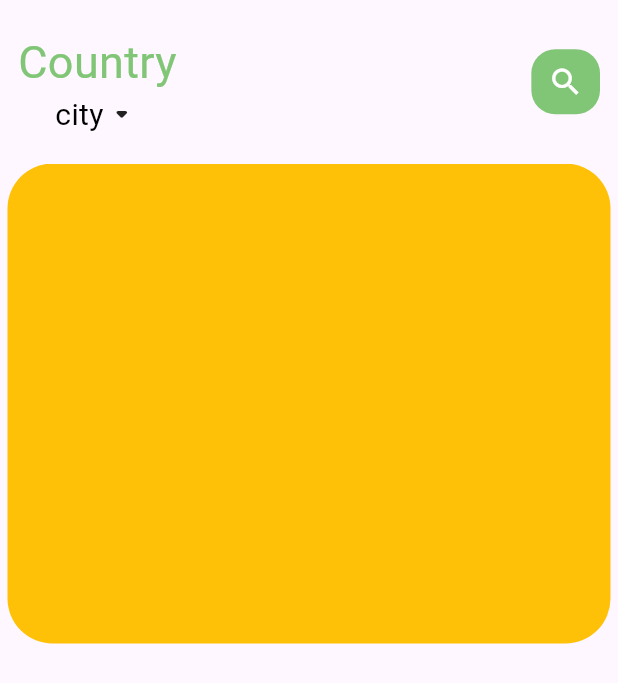
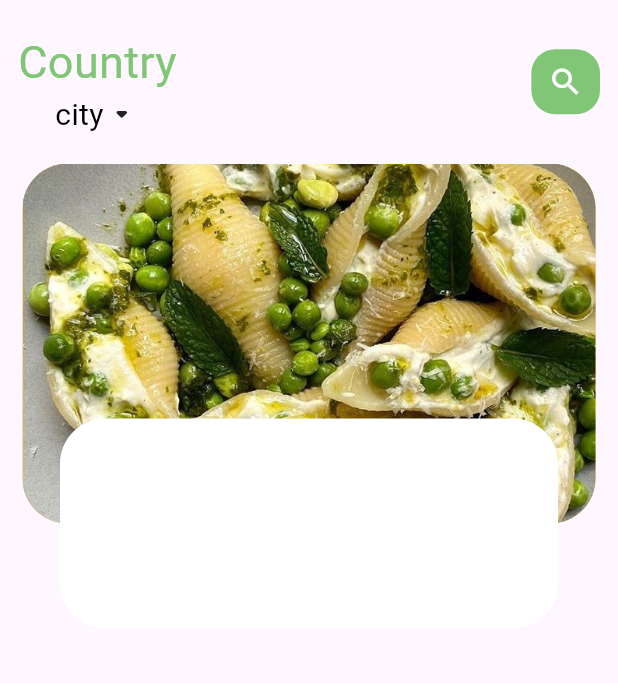
Before and after one commit to meriemDahil/Food_Delivery, a Flutter app: the screen it shows after launch, on a phone screen of 412 x 824 dp. Shown: the top 683 px of the screen. Run offline on Flutter 3.47's test engine with Material 3 defaults, Android fonts, the phone set to English and light mode, and no system bars.

Commit message:
stack page view

```diff
--- a/lib/presentation/screens/food_slider.dart
+++ b/lib/presentation/screens/food_slider.dart
@@ -1,5 +1,6 @@
 
 import 'package:flutter/material.dart';
+import 'package:flutter/widgets.dart';
 
 class FoodSlider extends StatefulWidget {
   const FoodSlider({super.key});
@@ -12,10 +13,10 @@ class FoodSlider extends StatefulWidget {
 class _FoodSliderState extends State<FoodSlider> {
   @override
   Widget build(BuildContext context) {
-    return SizedBox(
+    return  Container(
       height: 320,
       //its necessary to add the height
-
+      // color: Colors.deepPurple,
       child: PageView.builder(
         itemCount: 5,
         itemBuilder: (context, index) {
@@ -25,13 +26,40 @@ class _FoodSliderState extends State<FoodSlider> {
     );
   }
   Widget _buildPage(int index){
-    return Container(
+    return Stack(
+      children: [
+        Container(
+          // this container takes the size of it parent container
+          // to make take it supposed size we  wrap it in a stack
+          height: 240,
+          margin: EdgeInsets.only(left:  15,right: 15),
+          decoration: BoxDecoration(
+            borderRadius: BorderRadius.circular(30),
+            color: Colors.amber,
+            image:DecorationImage(
+              image:AssetImage('assets/Recipe idea Conchiglioni with ricotta and petits pois.jpeg') ,
+              fit:BoxFit.cover,
 
-      margin: EdgeInsets.only(left:  5,right: 5),
-      decoration: BoxDecoration(
-        borderRadius: BorderRadius.circular(30),
-        color: Colors.amber,),
+              ),
 
+
+        ),
+        ),
+        Align(
+          alignment: Alignment.bottomCenter,
+          child: Container(
+            height: 140,
+            margin: EdgeInsets.only(left: 40,right: 40,bottom: 10),
+            decoration: BoxDecoration(
+              borderRadius: BorderRadius.circular(30),
+              color: Colors.white,
+
+
+          ),
+
+          ),
+        )
+      ],
     );
   }
 }
```
